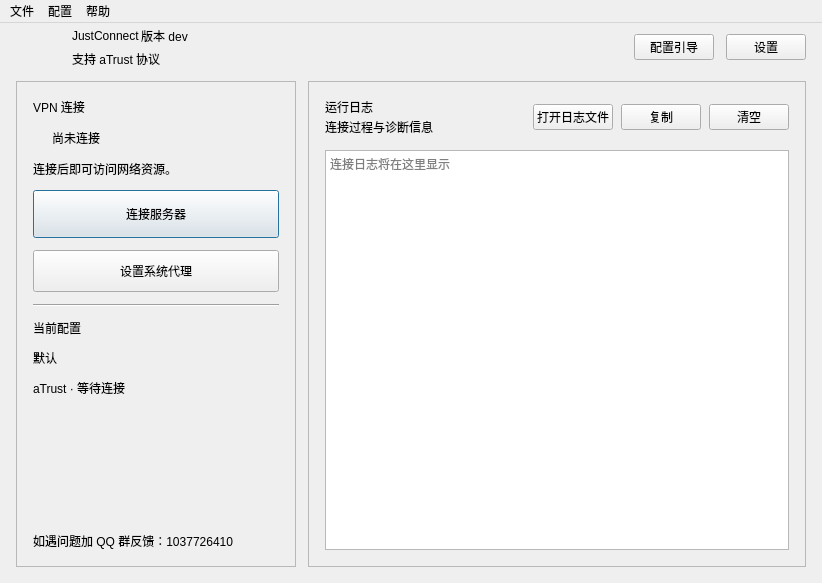
First picture: the form in presentation/main/mainwindow.ui, repository wtalioy/JustConnect, before the edit.
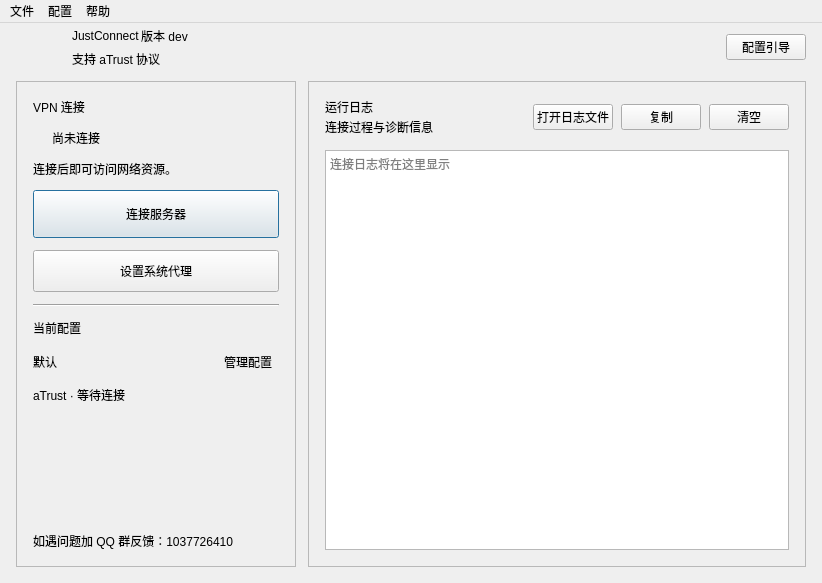
Second picture: the form after the edit. Icons and pictures are not drawn.

Commit message: feat: make profile management easy to find

What changed in the file:
```diff
--- a/presentation/main/mainwindow.ui
+++ b/presentation/main/mainwindow.ui
@@ -134,16 +134,6 @@
         </property>
        </widget>
       </item>
-      <item>
-       <widget class="QPushButton" name="settingPushButton">
-        <property name="toolTip">
-         <string>打开完整设置</string>
-        </property>
-        <property name="text">
-         <string>设置</string>
-        </property>
-       </widget>
-      </item>
      </layout>
     </item>
     <item>
@@ -294,11 +284,21 @@
           </widget>
          </item>
          <item>
-          <widget class="QLabel" name="profileNameLabel">
-           <property name="text">
-            <string>默认</string>
-           </property>
-          </widget>
+          <layout class="QHBoxLayout" name="profileHeadingLayout">
+           <item>
+            <widget class="QLabel" name="profileNameLabel">
+             <property name="text"><string>默认</string></property>
+            </widget>
+           </item>
+           <item>
+            <widget class="QToolButton" name="profileMenuButton">
+             <property name="text"><string>管理配置</string></property>
+             <property name="autoRaise"><bool>true</bool></property>
+             <property name="popupMode"><enum>QToolButton::ToolButtonPopupMode::InstantPopup</enum></property>
+             <property name="toolTip"><string>编辑、新建或切换配置</string></property>
+            </widget>
+           </item>
+          </layout>
          </item>
          <item>
           <widget class="QLabel" name="profileDetailLabel">
```
Left out of the diff: 6 changed lines with no effect on the pictures. The commit also changes 5 other files.
